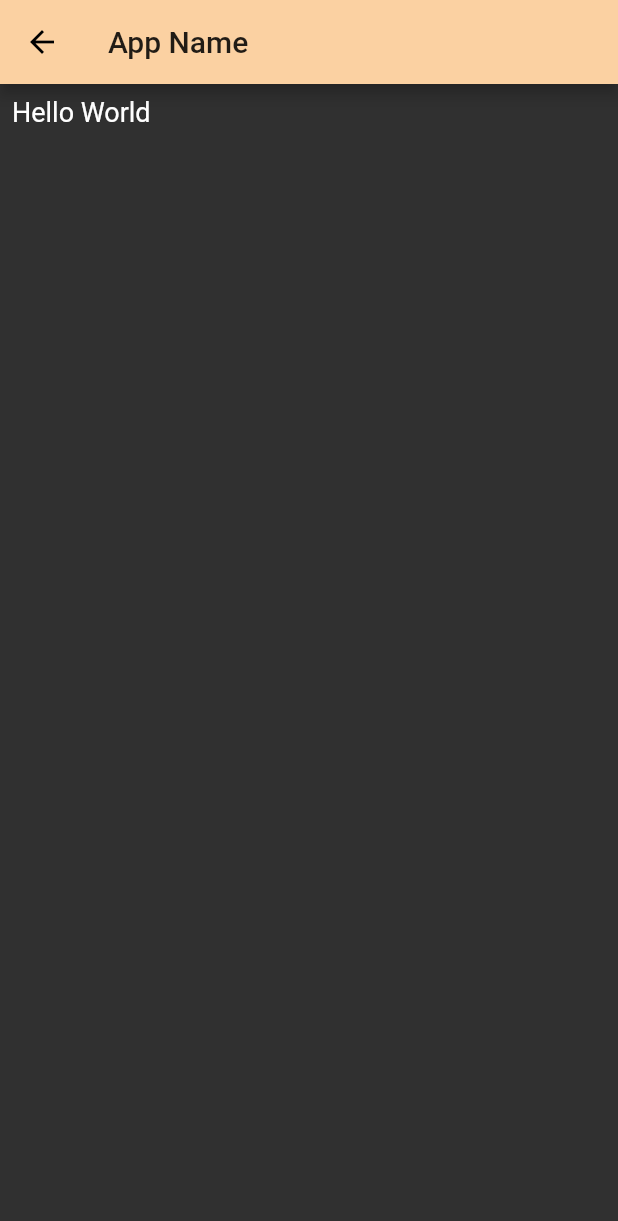
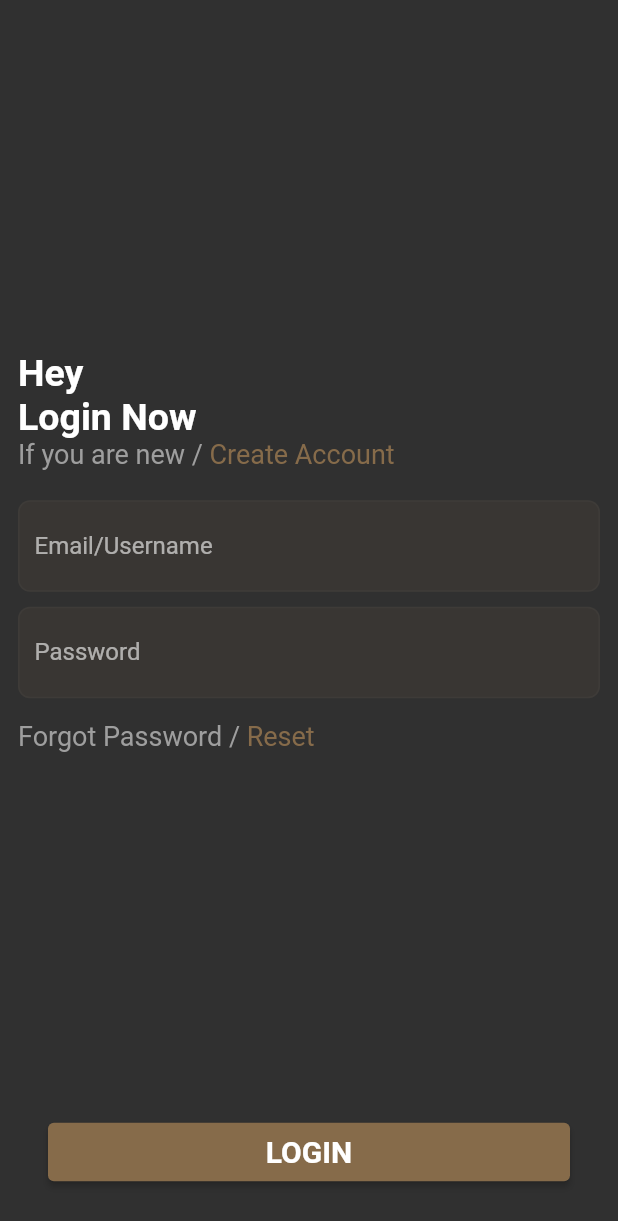
Before and after one commit to michaelson7/EmmanuelProject, a Flutter app: the LoginActivity screen opened by its route, on a phone screen of 412 x 824 dp. Shown: the top 1221 px of the screen. Run offline on Flutter 3.47's test engine with Material 2 defaults, Android fonts, the phone set to English and light mode, and no system bars; our stand-ins replace cached_network_image, flutter_icons, flutter_map, latlong2, logger; accounts and stored records are empty; network calls fail; Roboto replaces fonts that are missing (Georgia).

```diff
--- a/lib/View/constants/constants.dart
+++ b/lib/View/constants/constants.dart
@@ -1,10 +1,10 @@
 import 'package:flutter/material.dart';
 
 const kTextStyleHint = TextStyle(color: Colors.grey);
-const kTextStyleHeader1 = TextStyle(fontSize: 20, fontWeight: FontWeight.bold);
-const kTextStyleHeader2 = TextStyle(fontSize: 18, fontWeight: FontWeight.bold);
+const kTextStyleHeader1 = TextStyle(fontSize: 25, fontWeight: FontWeight.bold);
+const kTextStyleHeader2 = TextStyle(fontSize: 20, fontWeight: FontWeight.bold);
 const kCardBackground = Color(0xFF262626);
-const kAccent = Color(0xFFFBD1A2);
+const kAccent = Color(0xFF866B4A);
 const kImageRadius = BorderRadius.all(Radius.circular(8));
 const kImageRadiusTop = BorderRadius.only(
   topRight: Radius.circular(8),
--- a/lib/View/screens/activities/login_activity.dart
+++ b/lib/View/screens/activities/login_activity.dart
@@ -1,4 +1,9 @@
+import 'package:flutter/cupertino.dart';
 import 'package:flutter/material.dart';
+import 'package:flutter_project/View/constants/constants.dart';
+import 'package:flutter_project/View/widgets/outlinedTextFormField.dart';
+
+import 'home_activity.dart';
 
 class LoginActivity extends StatefulWidget {
   static String id = "LoginActivity";
@@ -16,9 +21,6 @@ class _LoginActivityState extends State<LoginActivity> {
   @override
   Widget build(BuildContext context) {
     return Scaffold(
-      appBar: AppBar(
-        title: Text('App Name'),
-      ),
       body: SafeArea(
         child: mainBody(),
       ),
@@ -26,12 +28,82 @@ class _LoginActivityState extends State<LoginActivity> {
   }
 
   mainBody() {
-    return SingleChildScrollView(
-      child: Padding(
-        padding: const EdgeInsets.all(8.0),
+    return Padding(
+      padding: const EdgeInsets.all(12.0),
+      child: Form(
+        key: _key,
         child: Column(
+          crossAxisAlignment: CrossAxisAlignment.start,
+          mainAxisAlignment: MainAxisAlignment.center,
           children: [
-            Text('Hello World'),
+            Expanded(child: SizedBox()),
+            Text(
+              'Hey\nLogin Now',
+              style: kTextStyleHeader1,
+            ),
+            Row(
+              children: [
+                Text('If you are new / ', style: kTextStyleHint),
+                InkWell(
+                  onTap: () {},
+                  child: Text(
+                    'Create Account',
+                    style: TextStyle(color: kAccent),
+                  ),
+                ),
+              ],
+            ),
+            SizedBox(height: 20),
+            outlinedTextFormField(
+              title: 'Email/Username',
+              errorText: 'Please input Email/Username',
+              controller: emailController,
+              showAccent: true,
+              returnedParameter: (value) {
+                //userName = value;
+              },
+            ),
+            SizedBox(height: 10),
+            outlinedTextFormField(
+              title: 'Password',
+              errorText: 'Please input Password',
+              controller: passwordController,
+              obscureText: true,
+              showAccent: true,
+              returnedParameter: (value) {
+                //userName = value;
+              },
+            ),
+            SizedBox(height: 15),
+            Row(
+              children: [
+                Text('Forgot Password / ', style: kTextStyleHint),
+                InkWell(
+                  onTap: () {},
+                  child: Text(
+                    'Reset',
+                    style: TextStyle(color: kAccent),
+                  ),
+                ),
+              ],
+            ),
+            Expanded(child: SizedBox()),
+            Padding(
+              padding: const EdgeInsets.all(20.0),
+              child: SizedBox(
+                width: double.infinity,
+                child: ElevatedButton(
+                  onPressed: () => buttonSubmit(),
+                  child: Padding(
+                    padding: const EdgeInsets.all(8.0),
+                    child: Text(
+                      'LOGIN',
+                      style: kTextStyleHeader2,
+                    ),
+                  ),
+                ),
+              ),
+            )
           ],
         ),
       ),
@@ -40,7 +112,7 @@ class _LoginActivityState extends State<LoginActivity> {
 
   buttonSubmit() async {
     if (_key.currentState!.validate()) {
-      //Navigator.popAndPushNamed(context, HomeActivity.id);
+      Navigator.popAndPushNamed(context, HomeActivity.id);
     }
   }
 }
--- a/lib/View/screens/init/routes_init.dart
+++ b/lib/View/screens/init/routes_init.dart
@@ -37,17 +37,17 @@ class RoutesInit extends StatelessWidget {
             ),
           ),
           //text
-          fontFamily: 'Georgia',
+          fontFamily: 'roboto',
           textTheme: TextTheme(
             headline1: TextStyle(fontSize: 72.0, fontWeight: FontWeight.bold),
             headline6: TextStyle(fontSize: 36.0, fontStyle: FontStyle.italic),
-            bodyText2: TextStyle(fontSize: 18.0, fontFamily: 'Georgia'),
+            bodyText2: TextStyle(fontSize: 18.0, fontFamily: 'roboto'),
           ),
         ),
         //banner
         debugShowCheckedModeBanner: false,
         //routes
-        initialRoute: LoginActivity.id,
+        initialRoute: HomeActivity.id,
         routes: {
           HomeActivity.id: (context) => HomeActivity(),
           LoginActivity.id: (context) => LoginActivity(),
--- /dev/null
+++ b/lib/View/widgets/outlinedTextFormField.dart
@@ -0,0 +1,39 @@
+import 'package:flutter/material.dart';
+import 'package:flutter_project/View/constants/constants.dart';
+
+Container outlinedTextFormField({
+  required String title,
+  required String errorText,
+  bool obscureText = false,
+  bool showAccent = false,
+  required Function(String) returnedParameter,
+  required TextEditingController controller,
+}) {
+  return Container(
+    decoration: BoxDecoration(
+      color: showAccent ? kAccent.withOpacity(0.1) : kAccent.withOpacity(0.0),
+      borderRadius: kBorderRadiusCircular,
+      border: Border.all(
+        color: kCardBackgroundFaint,
+      ),
+    ),
+    child: Padding(
+      padding: const EdgeInsets.symmetric(horizontal: 10.0),
+      child: TextFormField(
+          obscureText: obscureText,
+          controller: controller,
+          decoration: InputDecoration(
+            border: InputBorder.none,
+            labelText: title,
+          ),
+          validator: (value) {
+            if (value!.isEmpty) {
+              return errorText;
+            } else {
+              returnedParameter(value);
+            }
+            return null;
+          }),
+    ),
+  );
+}
--- a/pubspec.yaml
+++ b/pubspec.yaml
@@ -22,6 +22,8 @@ dependencies:
   geolocator: ^7.4.1
   geocoder: ^0.2.1
   flutter_icons: ^1.1.0
+  flutter_map: ^0.14.0
+  latlong2: ^0.8.0
 
 dev_dependencies:
   flutter_test:
```
Also changed, not shown: lib/View/screens/activities/home_activity.dart (+82 -1 lines), lib/View/screens/fragments/home_fragment.dart (added, +92 -0 lines), lib/View/screens/fragments/map_fragment.dart (added, +48 -0 lines), lib/View/widgets/ImageCardBackground.dart (added, +23 -0 lines), lib/View/widgets/horizontalWidgetBuilder.dart (added, +15 -0 lines), lib/View/widgets/stationCard.dart (added, +80 -0 lines), pubspec.lock.
